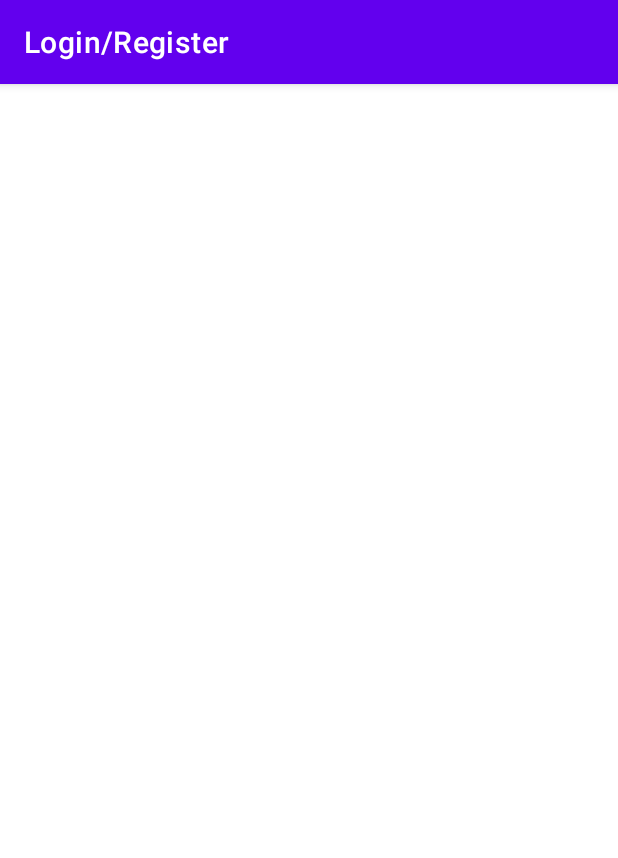
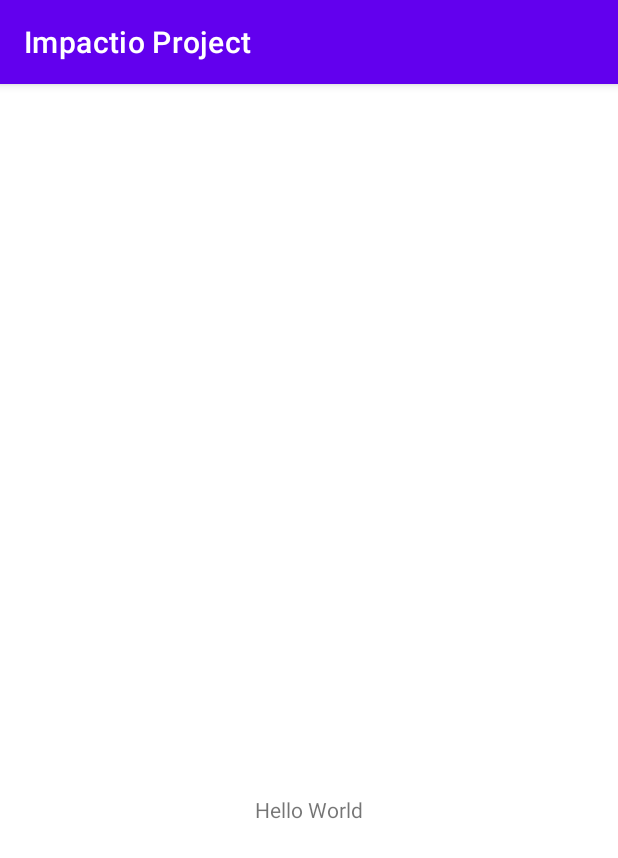
Before and after one commit to iiwilliamii/impactio-impact-tracking-project, an Android app: the screen it shows after launch (LoginActivity before the commit, LoginActivityMain after it), on a phone screen of 412 x 824 dp. Shown: the top 858 px of the screen. Run offline under Robolectric (Android 15) with nearby library versions, the phone set to English and light mode, and no system bars; our stand-ins replace Firebase (no records; nobody signed in at launch, a user with empty details on screens opened directly); libraries missing offline, so code that uses them is left out: com.firebase.ui; 4 statements that could not run were skipped.

Commit message:
Login Functional

```diff
--- a/app/src/main/AndroidManifest.xml
+++ b/app/src/main/AndroidManifest.xml
@@ -13,13 +13,13 @@
         android:supportsRtl="true"
         android:theme="@style/Theme.ImpactioProject" >
         <activity
-            android:name=".LoginActivity"
+            android:name=".LoginActivityMain"
             android:exported="true" >
-        <intent-filter>
-            <action android:name="android.intent.action.MAIN" />
+            <intent-filter>
+                <action android:name="android.intent.action.MAIN" />
 
-            <category android:name="android.intent.category.LAUNCHER" />
-        </intent-filter>
+                <category android:name="android.intent.category.LAUNCHER" />
+            </intent-filter>
         </activity>
         <activity
             android:name=".MainActivity"
--- a/app/src/main/java/com/example/impactioproject/LoginActivity.java
+++ b/app/src/main/java/com/example/impactioproject/LoginActivityMain.java
@@ -18,36 +18,9 @@ import com.google.firebase.auth.FirebaseUser;
 import java.util.Arrays;
 import java.util.List;
 
-public class LoginActivity extends AppCompatActivity {
-    private final static String TAG = "LoginActivity";
+public class LoginActivityMain extends AppCompatActivity {
+
     private FirebaseAuth mAuth;
-    private FirebaseUser currentUser;
-
-    @Override
-    protected void onCreate(Bundle savedInstanceState) {
-        super.onCreate(savedInstanceState);
-        setTitle("Login/Register");
-        // Initialize Firebase Auth
-        mAuth = FirebaseAuth.getInstance();
-        // Check if user is signed in (non-null) and update UI accordingly
-        currentUser = mAuth.getCurrentUser();
-        if (currentUser == null) {
-            // Choose authentication providers
-            List<AuthUI.IdpConfig> providers = Arrays.asList(
-                    new AuthUI.IdpConfig.EmailBuilder().build());
-
-            // Create and launch sign-in intent
-            Intent signInIntent = AuthUI.getInstance()
-                    .createSignInIntentBuilder()
-                    .setAvailableProviders(providers)
-                    .setIsSmartLockEnabled(false)
-                    .build();
-            signInLauncher.launch(signInIntent);
-        } else {
-            launchMainActivity();
-        }
-    }
-
     private final ActivityResultLauncher<Intent> signInLauncher = registerForActivityResult(
             new FirebaseAuthUIActivityResultContract(),
             new ActivityResultCallback<FirebaseAuthUIAuthenticationResult>() {
@@ -59,21 +32,41 @@ public class LoginActivity extends AppCompatActivity {
     );
 
 
+    @Override
+    protected void onCreate(Bundle savedInstanceState) {
+        super.onCreate(savedInstanceState);
+        setContentView(R.layout.activity_login_main);
+        mAuth = FirebaseAuth.getInstance();
+        if(mAuth.getCurrentUser() == null) {
+            List<AuthUI.IdpConfig> providers = Arrays.asList(
+                    new AuthUI.IdpConfig.EmailBuilder().build());
+
+// Create and launch sign-in intent
+            Intent signInIntent = AuthUI.getInstance()
+                    .createSignInIntentBuilder()
+                    .setAvailableProviders(providers)
+                    .setTheme(R.style.LoginTheme)
+                    .build();
+            signInLauncher.launch(signInIntent);
+        } else {
+            launchMainActivity();
+        }
+    }
+
     private void onSignInResult(FirebaseAuthUIAuthenticationResult result) {
         IdpResponse response = result.getIdpResponse();
         if (result.getResultCode() == RESULT_OK) {
             // Successfully signed in
-            FirebaseUser currentUser = FirebaseAuth.getInstance().getCurrentUser();
+            FirebaseUser user = FirebaseAuth.getInstance().getCurrentUser();
             launchMainActivity();
+            // ...
         } else {
             // Sign in failed. If response is null the user canceled the
             // sign-in flow using the back button. Otherwise check
             // response.getError().getErrorCode() and handle the error.
-            Log.d(TAG, "Authentication failed!");
+            // ...
         }
     }
-
-    // Called when user is authenticated
     public void launchMainActivity() {
         Intent intent = new Intent(this, MainActivity.class);
         startActivity(intent);
--- a/app/src/main/java/com/example/impactioproject/MainActivity.java
+++ b/app/src/main/java/com/example/impactioproject/MainActivity.java
@@ -16,7 +16,7 @@ public class MainActivity extends AppCompatActivity {
     }
 
     public void launchLoginActivity() {
-        Intent intent = new Intent(this, LoginActivity.class);
+        Intent intent = new Intent(this, LoginActivityMain.class);
         startActivity(intent);
     }
 }
--- /dev/null
+++ b/app/src/main/res/layout/activity_login_main.xml
@@ -0,0 +1,19 @@
+<?xml version="1.0" encoding="utf-8"?>
+<androidx.constraintlayout.widget.ConstraintLayout xmlns:android="http://schemas.android.com/apk/res/android"
+    xmlns:app="http://schemas.android.com/apk/res-auto"
+    xmlns:tools="http://schemas.android.com/tools"
+    android:layout_width="match_parent"
+    android:layout_height="match_parent"
+    tools:context=".LoginActivityMain">
+
+    <TextView
+        android:id="@+id/textView2"
+        android:layout_width="wrap_content"
+        android:layout_height="wrap_content"
+        android:text="Hello World"
+        app:layout_constraintBottom_toBottomOf="parent"
+        app:layout_constraintEnd_toEndOf="parent"
+        app:layout_constraintStart_toStartOf="parent"
+        app:layout_constraintTop_toTopOf="parent"
+        app:layout_constraintVertical_bias="0.633" />
+</androidx.constraintlayout.widget.ConstraintLayout>
--- /dev/null
+++ b/app/src/main/res/values/loginTheme.xml
@@ -0,0 +1,16 @@
+<resources xmlns:tools="http://schemas.android.com/tools">
+<style name="LoginTheme" parent="FirebaseUI">
+    <item name="colorPrimary">#58B9CC</item>
+    <item name="colorPrimaryDark">#58B9CC</item>
+    <item name="colorControlNormal">@android:color/black</item>
+    <item name="colorControlActivated">@android:color/black</item>
+    <item name="colorControlHighlight">@android:color/black</item>
+    <item name="android:textColor">@android:color/black</item>
+    <item name="android:textColorPrimary">@android:color/black</item>
+    <item name="android:textColorSecondary">@android:color/black</item>
+    <item name="android:windowBackground">@drawable/loginpage</item>
+    <item name="windowActionBar">false</item>
+    <item name="windowNoTitle">true</item>
+    <item name="android:textColorHint">@android:color/black</item>
+</style>
+</resources>
```
Also changed, not shown: app/build.gradle (+11 -9 lines), app/src/main/res/layout/activity_login.xml (deleted, +0 -10 lines), app/src/main/res/drawable/ikp7uf9nako31.jpeg (added), app/src/main/res/drawable/loginpage.jpg (added).
